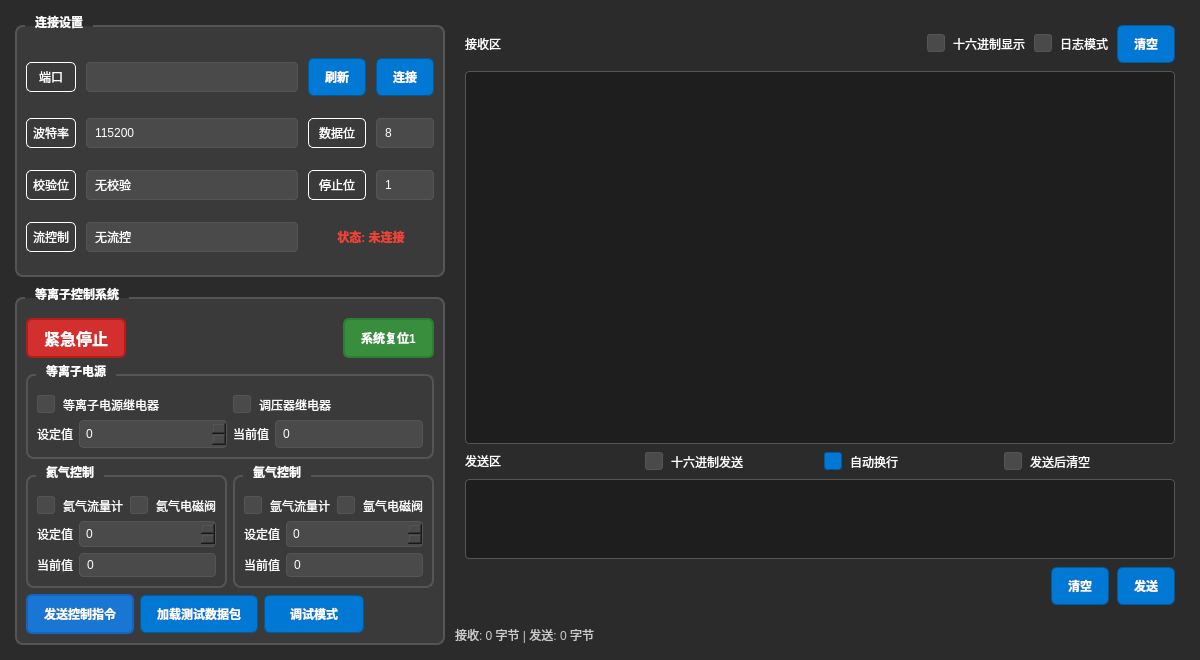
First picture: the form in src/plasma_gui/src/gui/serial/serial.ui, repository crisp-007/PlasmaRobot, before the edit.
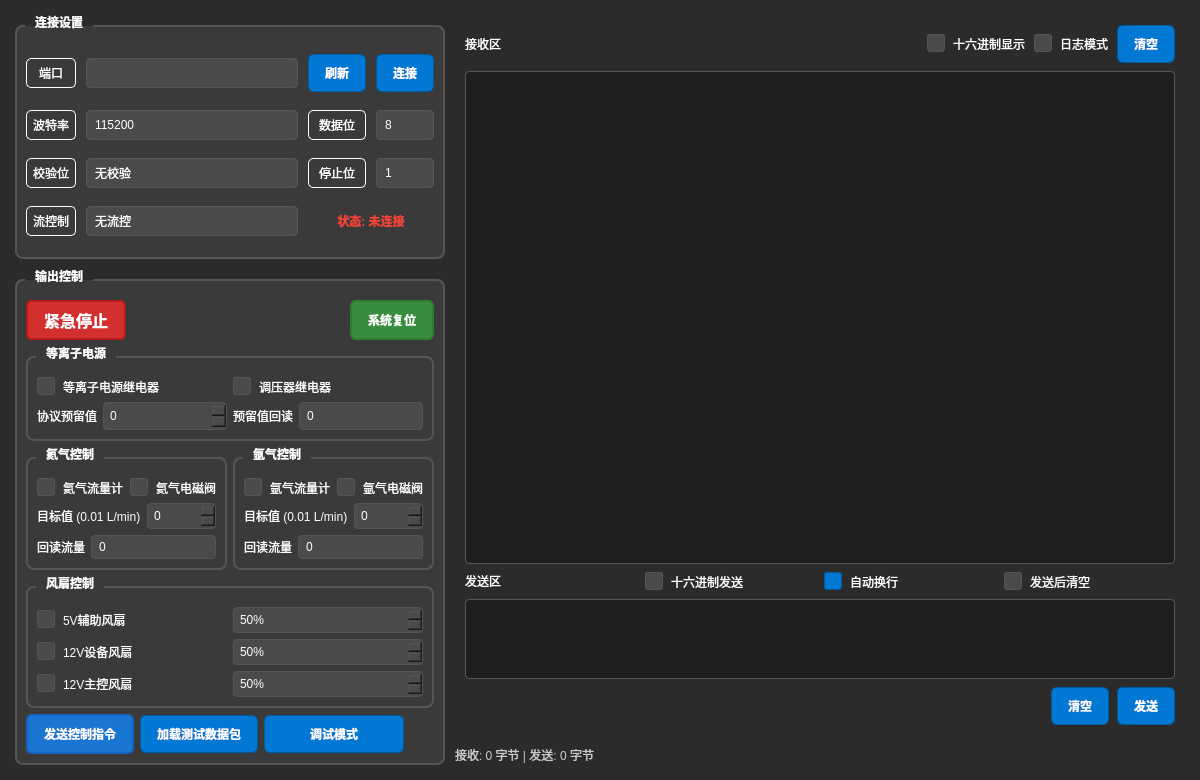
Second picture: the form after the edit.

The edit to the form file:
```diff
--- a/src/plasma_gui/src/gui/serial/serial.ui
+++ b/src/plasma_gui/src/gui/serial/serial.ui
@@ -7,7 +7,7 @@
     <x>0</x>
     <y>0</y>
     <width>1200</width>
-    <height>660</height>
+    <height>780</height>
    </rect>
   </property>
   <property name="windowTitle">
@@ -136,6 +136,24 @@
 QLabel#statisticsLabel {
     color: #cccccc;
     font-size: 9pt;
+}
+
+QTabWidget::pane {
+    border: 1px solid #555555;
+    background-color: #2b2b2b;
+}
+
+QTabBar::tab {
+    min-width: 120px;
+    min-height: 28px;
+    padding: 6px 16px;
+    background-color: #3a3a3a;
+    border: 1px solid #555555;
+}
+
+QTabBar::tab:selected {
+    background-color: #0078d4;
+    border-color: #005a9e;
 }</string>
   </property>
   <layout class="QHBoxLayout" name="mainLayout" stretch="0,1">
@@ -492,7 +510,7 @@
         </size>
        </property>
        <property name="title">
-        <string>等离子控制系统</string>
+        <string>输出控制</string>
        </property>
        <layout class="QVBoxLayout" name="plasmaControlLayout">
         <item>
@@ -546,7 +564,7 @@
 }</string>
             </property>
             <property name="text">
-             <string>系统复位1</string>
+             <string>系统复位</string>
             </property>
            </widget>
           </item>
@@ -598,7 +616,7 @@
                   <string notr="true">background-color:transparent;</string>
                  </property>
                  <property name="text">
-                  <string>设定值</string>
+                  <string>协议预留值</string>
                  </property>
                 </widget>
                </item>
@@ -642,7 +660,7 @@
                   <string notr="true">background-color:transparent;</string>
                  </property>
                  <property name="text">
-                  <string>当前值</string>
+                  <string>预留值回读</string>
                  </property>
                 </widget>
                </item>
@@ -733,12 +751,15 @@
                   <string notr="true">background-color:transparent;</string>
                  </property>
                  <property name="text">
-                  <string>设定值</string>
+                  <string>目标值 (0.01 L/min)</string>
                  </property>
                 </widget>
                </item>
                <item>
                 <widget class="QSpinBox" name="heliumValueSpinBox">
+                 <property name="readOnly">
+                  <bool>true</bool>
+                 </property>
                  <property name="sizePolicy">
                   <sizepolicy hsizetype="Expanding" vsizetype="Fixed">
                    <horstretch>0</horstretch>
@@ -781,7 +802,7 @@
                   <string notr="true">background-color:transparent;</string>
                  </property>
                  <property name="text">
-                  <string>当前值</string>
+                  <string>回读流量</string>
                  </property>
                 </widget>
                </item>
@@ -862,12 +883,15 @@
                   <string notr="true">background-color:transparent;</string>
                  </property>
                  <property name="text">
-                  <string>设定值</string>
+                  <string>目标值 (0.01 L/min)</string>
                  </property>
                 </widget>
                </item>
                <item>
                 <widget class="QSpinBox" name="argonValueSpinBox">
+                 <property name="readOnly">
+                  <bool>true</bool>
+                 </property>
                  <property name="sizePolicy">
                   <sizepolicy hsizetype="Expanding" vsizetype="Fixed">
                    <horstretch>0</horstretch>
@@ -910,7 +934,7 @@
                   <string notr="true">background-color:transparent;</string>
                  </property>
                  <property name="text">
-                  <string>当前值</string>
+                  <string>回读流量</string>
                  </property>
                 </widget>
                </item>
@@ -943,6 +967,111 @@
           </item>
          </layout>
         </item>
+        <item>
+         <widget class="QGroupBox" name="fanGroupBox">
+          <property name="title">
+           <string>风扇控制</string>
+          </property>
+          <layout class="QGridLayout" name="fanControlLayout">
+           <item row="0" column="0">
+            <widget class="QCheckBox" name="controlAuxFanCheckBox">
+             <property name="styleSheet">
+              <string notr="true">background-color:transparent;</string>
+             </property>
+             <property name="text">
+              <string>5V辅助风扇</string>
+             </property>
+            </widget>
+           </item>
+           <item row="0" column="1">
+            <widget class="QSpinBox" name="controlAuxFanSpeedSpinBox">
+             <property name="styleSheet">
+              <string notr="true">QSpinBox {
+    border: 1px solid #555555;
+    border-radius: 4px;
+    padding: 4px;
+    background-color: #4a4a4a;
+    color: #ffffff;
+}</string>
+             </property>
+             <property name="suffix">
+              <string>%</string>
+             </property>
+             <property name="maximum">
+              <number>100</number>
+             </property>
+             <property name="value">
+              <number>50</number>
+             </property>
+            </widget>
+           </item>
+           <item row="1" column="0">
+            <widget class="QCheckBox" name="deviceFanCheckBox">
+             <property name="styleSheet">
+              <string notr="true">background-color:transparent;</string>
+             </property>
+             <property name="text">
+              <string>12V设备风扇</string>
+             </property>
+            </widget>
+           </item>
+           <item row="1" column="1">
+            <widget class="QSpinBox" name="deviceFanSpeedSpinBox">
+             <property name="styleSheet">
+              <string notr="true">QSpinBox {
+    border: 1px solid #555555;
+    border-radius: 4px;
+    padding: 4px;
+    background-color: #4a4a4a;
+    color: #ffffff;
+}</string>
+             </property>
+             <property name="suffix">
+              <string>%</string>
+             </property>
+             <property name="maximum">
+              <number>100</number>
+             </property>
+             <property name="value">
+              <number>50</number>
+             </property>
+            </widget>
+           </item>
+           <item row="2" column="0">
+            <widget class="QCheckBox" name="controlMainFanCheckBox">
+             <property name="styleSheet">
+              <string notr="true">background-color:transparent;</string>
+             </property>
+             <property name="text">
+              <string>12V主控风扇</string>
+             </property>
+            </widget>
+           </item>
+           <item row="2" column="1">
+            <widget class="QSpinBox" name="controlMainFanSpeedSpinBox">
+             <property name="styleSheet">
+              <string notr="true">QSpinBox {
+    border: 1px solid #555555;
+    border-radius: 4px;
+    padding: 4px;
+    background-color: #4a4a4a;
+    color: #ffffff;
+}</string>
+             </property>
+             <property name="suffix">
+              <string>%</string>
+             </property>
+             <property name="maximum">
+              <number>100</number>
+             </property>
+             <property name="value">
+              <number>50</number>
+             </property>
+            </widget>
+           </item>
+          </layout>
+         </widget>
+        </item>
         <item>
          <layout class="QHBoxLayout" name="controlButtonsLayout">
           <item>
@@ -976,7 +1105,7 @@
            <widget class="QPushButton" name="instantSendModeButton">
             <property name="minimumSize">
              <size>
-              <width>100</width>
+              <width>140</width>
               <height>38</height>
              </size>
             </property>
```
Left out of the diff: 24 changed lines with no effect on the pictures.
